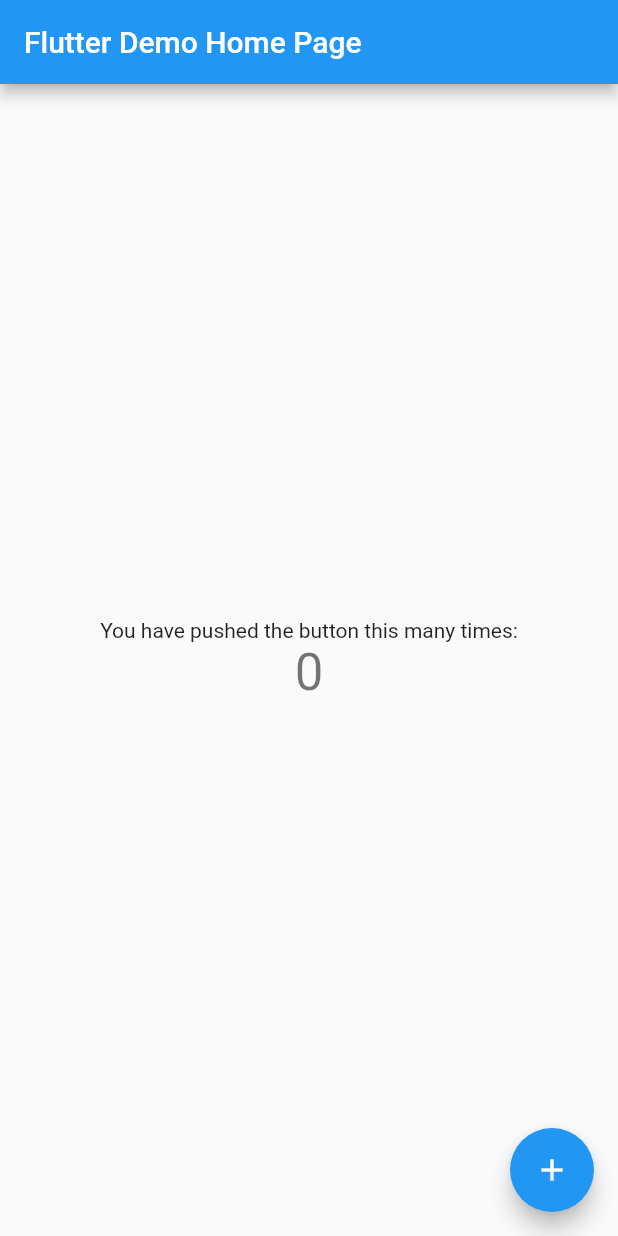
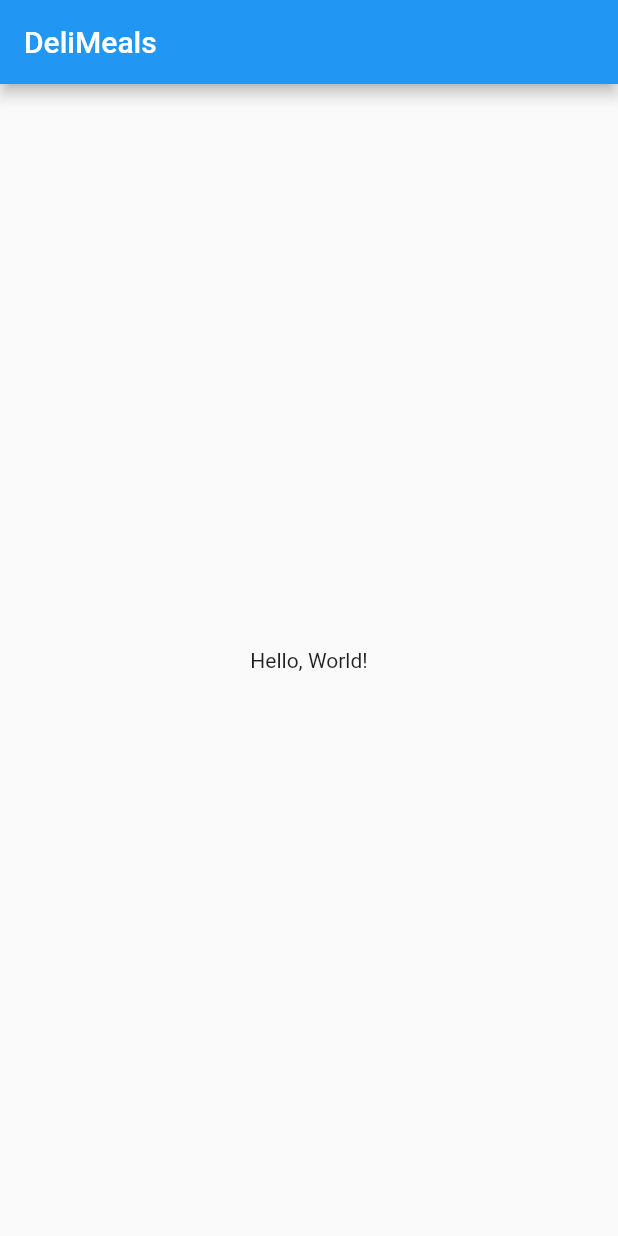
Before and after one commit to LeftTwixWand/MealsApp, a Flutter app: the screen it shows after launch, on a phone screen of 412 x 824 dp. Run offline on Flutter 3.47's test engine with Material 2 defaults, Android fonts, the phone set to English and light mode, and no system bars.

Commit message:
Base project setup

```diff
--- a/lib/main.dart
+++ b/lib/main.dart
@@ -1,113 +1,35 @@
 import 'package:flutter/material.dart';
 
-void main() {
-  runApp(MyApp());
-}
+void main() => runApp(MyApp());
 
 class MyApp extends StatelessWidget {
-  // This widget is the root of your application.
   @override
   Widget build(BuildContext context) {
     return MaterialApp(
-      title: 'Flutter Demo',
+      title: 'DeliMeals',
       theme: ThemeData(
-        // This is the theme of your application.
-        //
-        // Try running your application with "flutter run". You'll see the
-        // application has a blue toolbar. Then, without quitting the app, try
-        // changing the primarySwatch below to Colors.green and then invoke
-        // "hot reload" (press "r" in the console where you ran "flutter run",
-        // or simply save your changes to "hot reload" in a Flutter IDE).
-        // Notice that the counter didn't reset back to zero; the application
-        // is not restarted.
         primarySwatch: Colors.blue,
       ),
-      home: MyHomePage(title: 'Flutter Demo Home Page'),
+      home: MyHomePage(),
     );
   }
 }
 
 class MyHomePage extends StatefulWidget {
-  MyHomePage({Key? key, required this.title}) : super(key: key);
-
-  // This widget is the home page of your application. It is stateful, meaning
-  // that it has a State object (defined below) that contains fields that affect
-  // how it looks.
-
-  // This class is the configuration for the state. It holds the values (in this
-  // case the title) provided by the parent (in this case the App widget) and
-  // used by the build method of the State. Fields in a Widget subclass are
-  // always marked "final".
-
-  final String title;
-
   @override
   _MyHomePageState createState() => _MyHomePageState();
 }
 
 class _MyHomePageState extends State<MyHomePage> {
-  int _counter = 0;
-
-  void _incrementCounter() {
-    setState(() {
-      // This call to setState tells the Flutter framework that something has
-      // changed in this State, which causes it to rerun the build method below
-      // so that the display can reflect the updated values. If we changed
-      // _counter without calling setState(), then the build method would not be
-      // called again, and so nothing would appear to happen.
-      _counter++;
-    });
-  }
-
   @override
   Widget build(BuildContext context) {
-    // This method is rerun every time setState is called, for instance as done
-    // by the _incrementCounter method above.
-    //
-    // The Flutter framework has been optimized to make rerunning build methods
-    // fast, so that you can just rebuild anything that needs updating rather
-    // than having to individually change instances of widgets.
     return Scaffold(
       appBar: AppBar(
-        // Here we take the value from the MyHomePage object that was created by
-        // the App.build method, and use it to set our appbar title.
-        title: Text(widget.title),
+        title: Text('DeliMeals'),
       ),
       body: Center(
-        // Center is a layout widget. It takes a single child and positions it
-        // in the middle of the parent.
-        child: Column(
-          // Column is also a layout widget. It takes a list of children and
-          // arranges them vertically. By default, it sizes itself to fit its
-          // children horizontally, and tries to be as tall as its parent.
-          //
-          // Invoke "debug painting" (press "p" in the console, choose the
-          // "Toggle Debug Paint" action from the Flutter Inspector in Android
-          // Studio, or the "Toggle Debug Paint" command in Visual Studio Code)
-          // to see the wireframe for each widget.
-          //
-          // Column has various properties to control how it sizes itself and
-          // how it positions its children. Here we use mainAxisAlignment to
-          // center the children vertically; the main axis here is the vertical
-          // axis because Columns are vertical (the cross axis would be
-          // horizontal).
-          mainAxisAlignment: MainAxisAlignment.center,
-          children: <Widget>[
-            Text(
-              'You have pushed the button this many times:',
-            ),
-            Text(
-              '$_counter',
-              style: Theme.of(context).textTheme.headline4,
-            ),
-          ],
-        ),
+        child: Text('Hello, World!'),
       ),
-      floatingActionButton: FloatingActionButton(
-        onPressed: _incrementCounter,
-        tooltip: 'Increment',
-        child: Icon(Icons.add),
-      ), // This trailing comma makes auto-formatting nicer for build methods.
     );
   }
 }
```
Also changed, not shown: lib/categories_screen.dart (added, +18 -0 lines), lib/models/category.dart (added, +10 -0 lines), lib/my_data.dart (added, +55 -0 lines).
